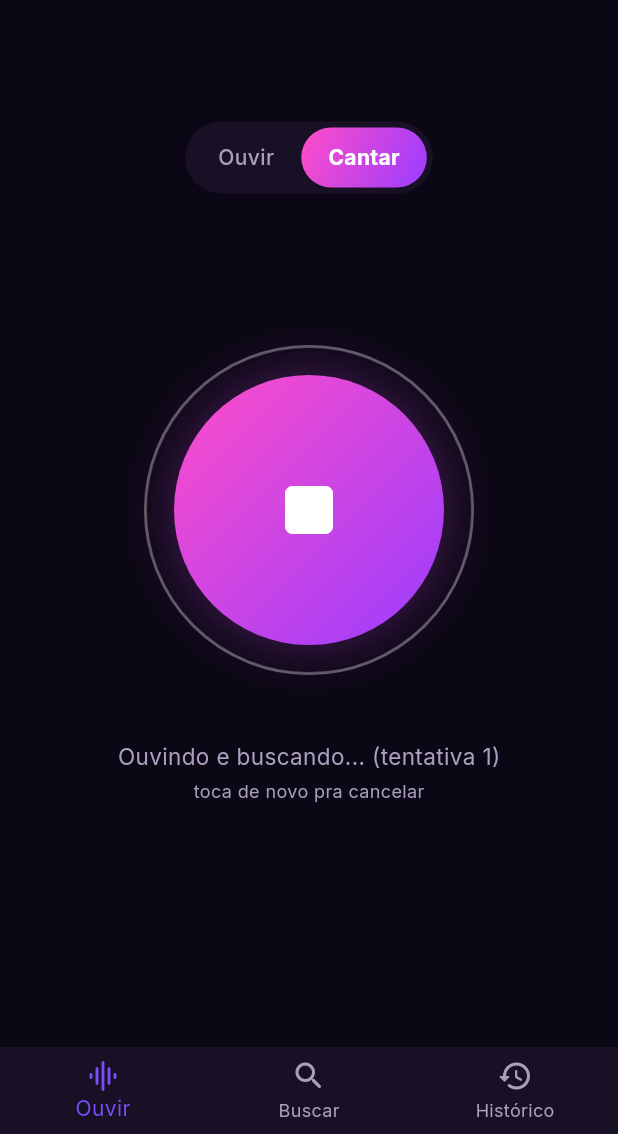
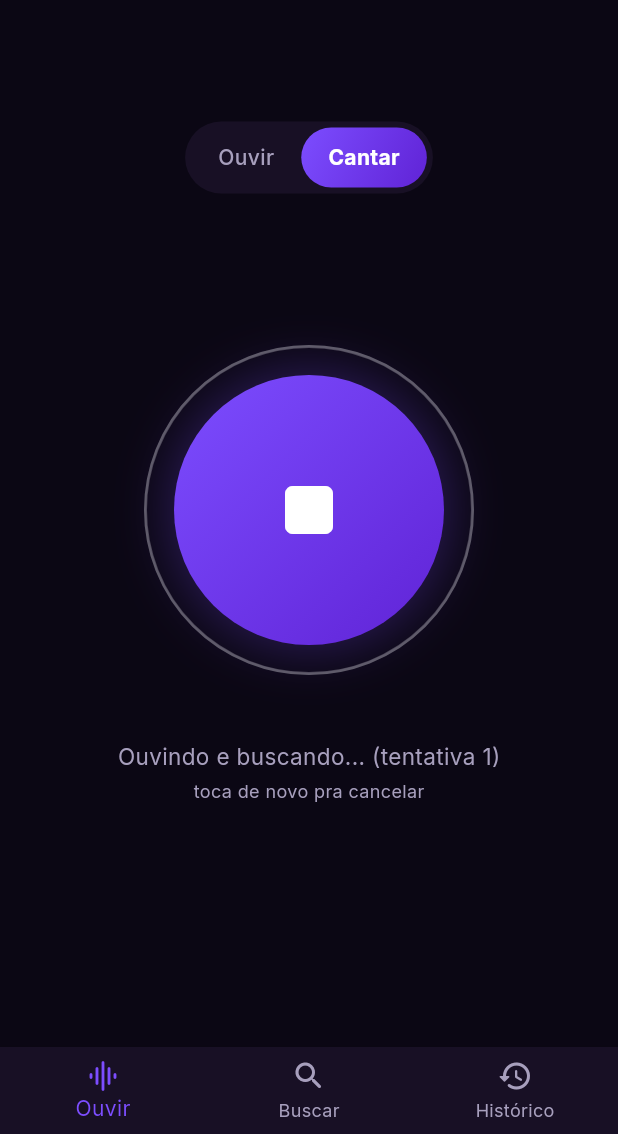
Before and after one commit to PanthaiTechnology/Salabim, a Flutter app: the screen it shows after launch, after a tap on "Cantar", after a tap on the "mic" icon, on a phone screen of 412 x 824 dp, the part 102-1236 px from its top. Run offline on Flutter 3.47's test engine with Material 3 defaults, Android fonts, the phone set to English and light mode, and no system bars; our stand-ins replace cached_network_image, dio, flutter_riverpod, go_router, google_fonts, just_audio and 2 more; missing offline and left inert: record; network calls fail; statements that could not run were skipped.

Commit message:
Paleta do modo "Cantar" usa o mesmo lilás do menu inferior, menos rosa
- Feedback: ainda estava muito rosa; usar o tom de roxo/lilás do item selecionado no menu inferior (AppColors.primary) como referência
- secondary/accentHum agora = primary (mesmo 7C4DFF)
- humGradient: 7C4DFF -> 6023D6 (começa no lilás do app, aprofunda pra um roxo mais saturado) — sem pink, sem virar azul (isso é a marca do modo Ouvir)
- Diferenciação entre os modos agora vem de para onde cada gradiente vai (Ouvir esfria pro azul, Cantar aprofunda pro roxo escuro), não mais de pontos de partida diferentes
- flutter analyze: 0 problemas; flutter test: passando

Co-Authored-By: Claude Sonnet 5 <noreply@anthropic.com>

```diff
--- a/mobile/lib/core/theme/app_theme.dart
+++ b/mobile/lib/core/theme/app_theme.dart
@@ -8,10 +8,10 @@ class AppColors {
 
   static const Color background = Color(0xFF0B0714);
   static const Color surface = Color(0xFF181025);
-  static const Color primary = Color(0xFF7C4DFF); // roxo Salabim
-  static const Color secondary = Color(0xFFC945E3); // magenta-violeta de destaque (modo "cantar")
+  static const Color primary = Color(0xFF7C4DFF); // roxo Salabim (mesmo tom do item selecionado no menu inferior)
+  static const Color secondary = primary; // "cantar" parte do mesmo roxo/lilás, a pedido do usuário
   static const Color accentListen = Color(0xFF7C4DFF);
-  static const Color accentHum = Color(0xFFC945E3);
+  static const Color accentHum = primary;
   static const Color textPrimary = Color(0xFFF5F3FA);
   static const Color textSecondary = Color(0xFFA79FBD);
   static const Color success = Color(0xFF34D399);
@@ -23,10 +23,12 @@ class AppColors {
     end: Alignment.bottomRight,
   );
 
-  // Rosa/magenta -> violeta: continua na família do roxo do app (diferente
-  // do azul-arroxeado do modo "Ouvir"), sem cair pro laranja/vermelho.
+  // Começa no mesmo roxo/lilás do "Ouvir" (e do item selecionado no menu
+  // inferior) e aprofunda pra um roxo mais escuro/saturado — sem virar azul
+  // (isso é a marca do "Ouvir") nem rosa. A diferenciação entre os modos
+  // vem de pra onde cada gradiente vai, não do ponto de partida.
   static const LinearGradient humGradient = LinearGradient(
-    colors: [Color(0xFFFF4DC8), Color(0xFF9A3DFF)],
+    colors: [Color(0xFF7C4DFF), Color(0xFF6023D6)],
     begin: Alignment.topLeft,
     end: Alignment.bottomRight,
   );
```
